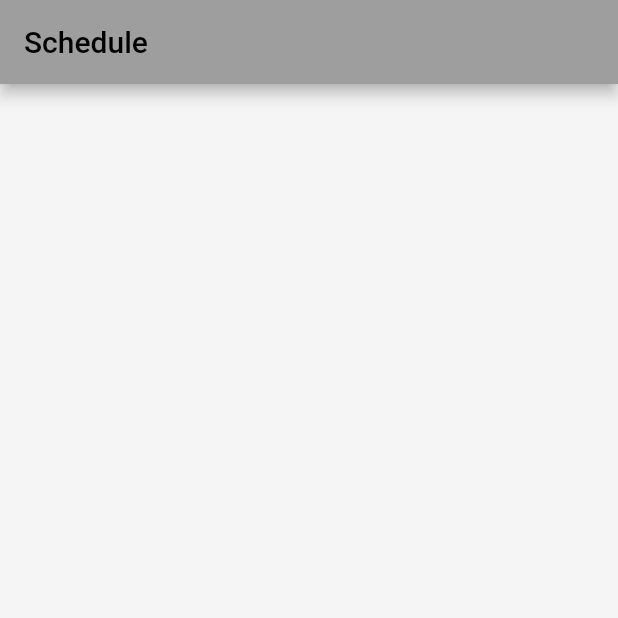
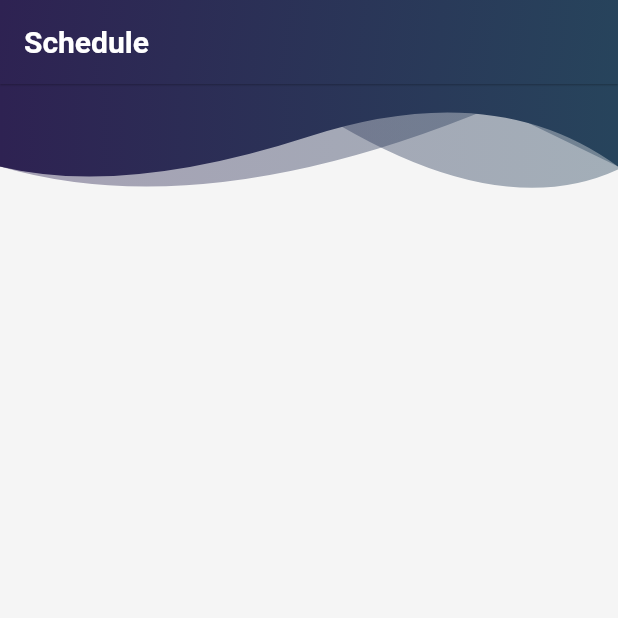
Before and after one commit to yasinthon04/TutorGo-Project, a Flutter app: the SchedulePage screen opened directly, on a phone screen of 412 x 824 dp, the top half of it. Run offline on Flutter 3.47's test engine with Material 2 defaults, Android fonts, the light colour scheme and no system bars; our stand-ins replace carousel_slider, cloud_firestore, firebase_auth, firebase_core, firebase_storage, flutter_cache_manager and 3 more; missing offline and left inert: maps_launcher; accounts and stored records are empty.

Commit message:
fetch schedule of tutor

```diff
--- a/lib/pages/navpage/schedule.dart
+++ b/lib/pages/navpage/schedule.dart
@@ -1,6 +1,7 @@
 import 'package:flutter/material.dart';
 import 'package:firebase_auth/firebase_auth.dart';
 import 'package:cloud_firestore/cloud_firestore.dart';
+import 'package:tutorgo/pages/widget/header_widget.dart';
 
 class SchedulePage extends StatefulWidget {
   const SchedulePage({Key? key}) : super(key: key);
@@ -28,6 +29,14 @@ class _SchedulePageState extends State<SchedulePage> {
     final userData = userSnapshot.data() as Map<String, dynamic>?;
 
     final enrolledCourses = userData?['enrolledCourses'] ?? [];
+    final tutorCoursesSnapshot = await FirebaseFirestore.instance
+        .collection('courses')
+        .where('userId', isEqualTo: _user.uid)
+        .get();
+
+    final tutorCourses = tutorCoursesSnapshot.docs.map(
+      (courseDoc) => courseDoc.data() as Map<String, dynamic>,
+    );
 
     final courseSnapshots = await Future.wait(
       enrolledCourses.map<Future<DocumentSnapshot>>(
@@ -39,11 +48,12 @@ class _SchedulePageState extends State<SchedulePage> {
     );
 
     setState(() {
-      _enrolledCourses = courseSnapshots
-          .map(
+      _enrolledCourses = [
+        ...courseSnapshots.map(
           (courseSnapshot) => courseSnapshot.data() as Map<String, dynamic>,
-          )
-          .toList();
+        ),
+        ...tutorCourses,
+      ];
     });
   }
 
@@ -77,9 +87,36 @@ class _SchedulePageState extends State<SchedulePage> {
 
         return Scaffold(
           appBar: AppBar(
-              title: Text('Schedule'),
+            title: Text(
+              'Schedule',
+              style: TextStyle(
+                color: Colors.white,
+                fontWeight: FontWeight.bold,
               ),
-            body: ListView.builder(
+            ),
+            elevation: 0.5,
+            iconTheme: IconThemeData(color: Colors.white),
+            flexibleSpace: Container(
+              decoration: BoxDecoration(
+                gradient: LinearGradient(
+                  begin: Alignment.topLeft,
+                  end: Alignment.bottomRight,
+                  colors: <Color>[
+                    Theme.of(context).primaryColor,
+                    Theme.of(context).hintColor,
+                  ],
+                ),
+              ),
+            ),
+          ),
+          body: Column(
+            children: [
+              Container(
+                height: 75,
+                child: HeaderWidget(75, false, Icons.house_rounded),
+              ),
+              Expanded(
+                child: ListView.builder(
                   itemCount: _enrolledCourses.length,
                   itemBuilder: (context, index) {
                     final courseData = _enrolledCourses[index];
@@ -94,7 +131,8 @@ class _SchedulePageState extends State<SchedulePage> {
                     }).join(' - ');
 
                     return Card(
-                  margin: EdgeInsets.symmetric(vertical: 10, horizontal: 20),
+                      margin:
+                          EdgeInsets.symmetric(vertical: 10, horizontal: 20),
                       child: Padding(
                         padding: EdgeInsets.all(10),
                         child: Column(
@@ -103,7 +141,9 @@ class _SchedulePageState extends State<SchedulePage> {
                             Text(
                               'Course: $courseName',
                               style: TextStyle(
-                              fontWeight: FontWeight.bold, fontSize: 16),
+                                fontWeight: FontWeight.bold,
+                                fontSize: 16,
+                              ),
                             ),
                             SizedBox(height: 10),
                             Text('Days: ${days.join(', ')}'),
@@ -114,7 +154,11 @@ class _SchedulePageState extends State<SchedulePage> {
                     );
                   },
                 ),
+              ),
+            ],
+          ),
         );
-        });
+      },
+    );
   }
 }
```
Lines whose indentation alone changed are shown as unchanged.
